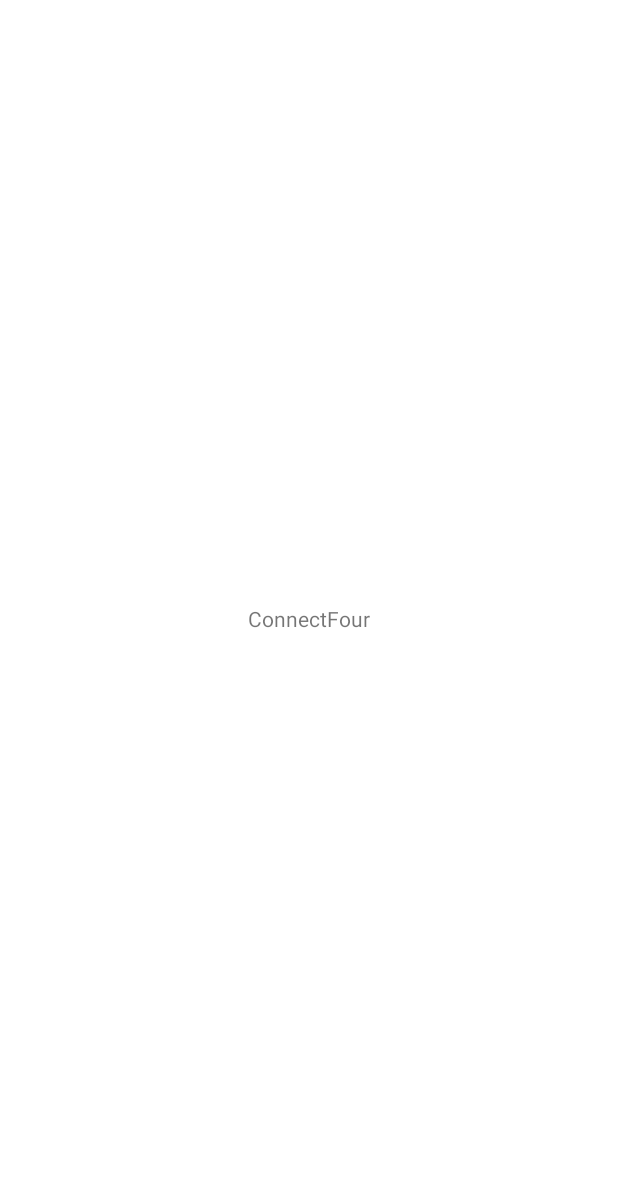
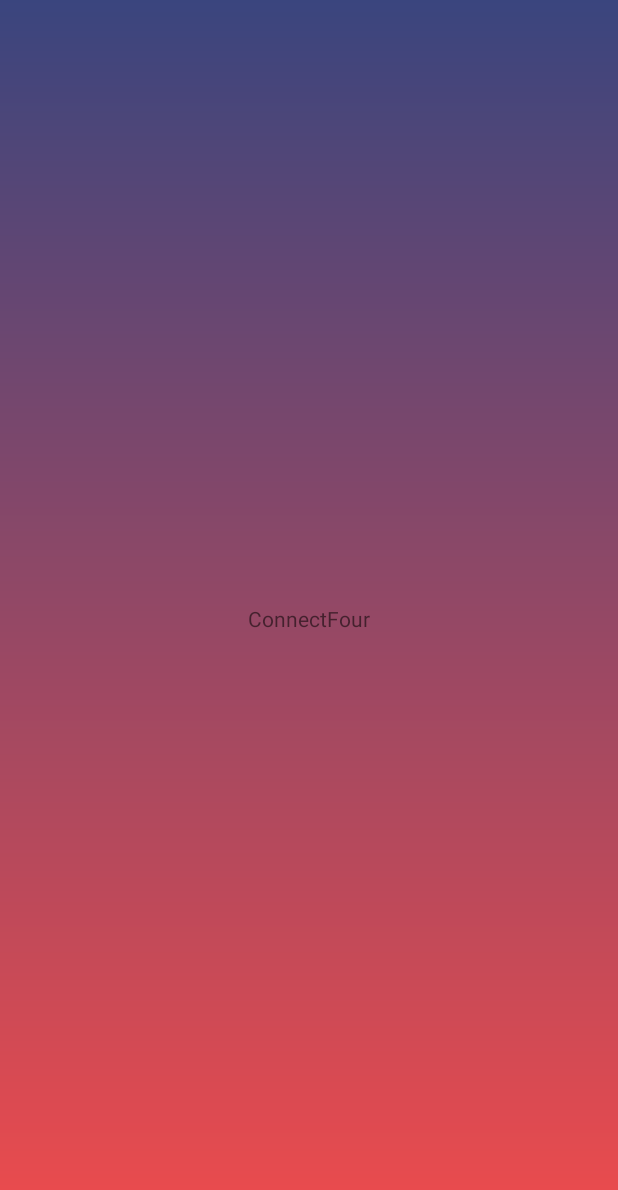
Before and after one commit to Kuznikov/ConnectFourApp, an Android app: the screen it shows after launch (MainActivity), on a phone screen of 412 x 824 dp. Before the commit the part shown is almost empty. Shown: the top 1190 px of the screen. Run offline under Robolectric (Android 15) with nearby library versions, the phone set to English and light mode, and no system bars.

Commit message:
fix: display cutout, add: drawable/shape_gradient

```diff
--- /dev/null
+++ b/ConnectFour/app/src/main/res/drawable/shape_gradient.xml
@@ -0,0 +1,8 @@
+<?xml version="1.0" encoding="utf-8"?>
+<shape xmlns:android="http://schemas.android.com/apk/res/android">
+
+    <gradient
+        android:startColor="@color/start_gradient" android:endColor="@color/end_gradient" android:angle="-90">
+    </gradient>
+
+</shape>
--- a/ConnectFour/app/src/main/res/layout/activity_main.xml
+++ b/ConnectFour/app/src/main/res/layout/activity_main.xml
@@ -5,12 +5,13 @@
     xmlns:tools="http://schemas.android.com/tools"
     android:layout_width="match_parent"
     android:layout_height="match_parent"
+    android:background="@drawable/shape_gradient"
     tools:context=".MainActivity">
 
     <TextView
         android:layout_width="wrap_content"
         android:layout_height="wrap_content"
-        android:text="ConnectFour"
+        android:text="@string/app_name"
         app:layout_constraintBottom_toBottomOf="parent"
         app:layout_constraintEnd_toEndOf="parent"
         app:layout_constraintStart_toStartOf="parent"
--- a/ConnectFour/app/src/main/res/values-night/themes.xml
+++ b/ConnectFour/app/src/main/res/values-night/themes.xml
@@ -16,5 +16,7 @@
         <item name="android:windowContentOverlay">@null</item>
         <item name="android:windowNoTitle">true</item>
         <item name="android:windowLayoutInDisplayCutoutMode">shortEdges</item>
+        <item name="android:windowTranslucentStatus">true</item>
+        <item name="android:windowTranslucentNavigation">true</item>
     </style>
 </resources>
--- a/ConnectFour/app/src/main/res/values/colors.xml
+++ b/ConnectFour/app/src/main/res/values/colors.xml
@@ -7,4 +7,7 @@
     <color name="teal_700">#FF018786</color>
     <color name="black">#FF000000</color>
     <color name="white">#FFFFFFFF</color>
+
+    <color name="start_gradient">#FF3A457E</color>
+    <color name="end_gradient">#FFEF4B4C</color>
 </resources>
--- a/ConnectFour/app/src/main/res/values/themes.xml
+++ b/ConnectFour/app/src/main/res/values/themes.xml
@@ -16,5 +16,7 @@
         <item name="android:windowContentOverlay">@null</item>
         <item name="android:windowNoTitle">true</item>
         <item name="android:windowLayoutInDisplayCutoutMode">shortEdges</item>
+        <item name="android:windowTranslucentStatus">true</item>
+        <item name="android:windowTranslucentNavigation">true</item>
     </style>
 </resources>
```
